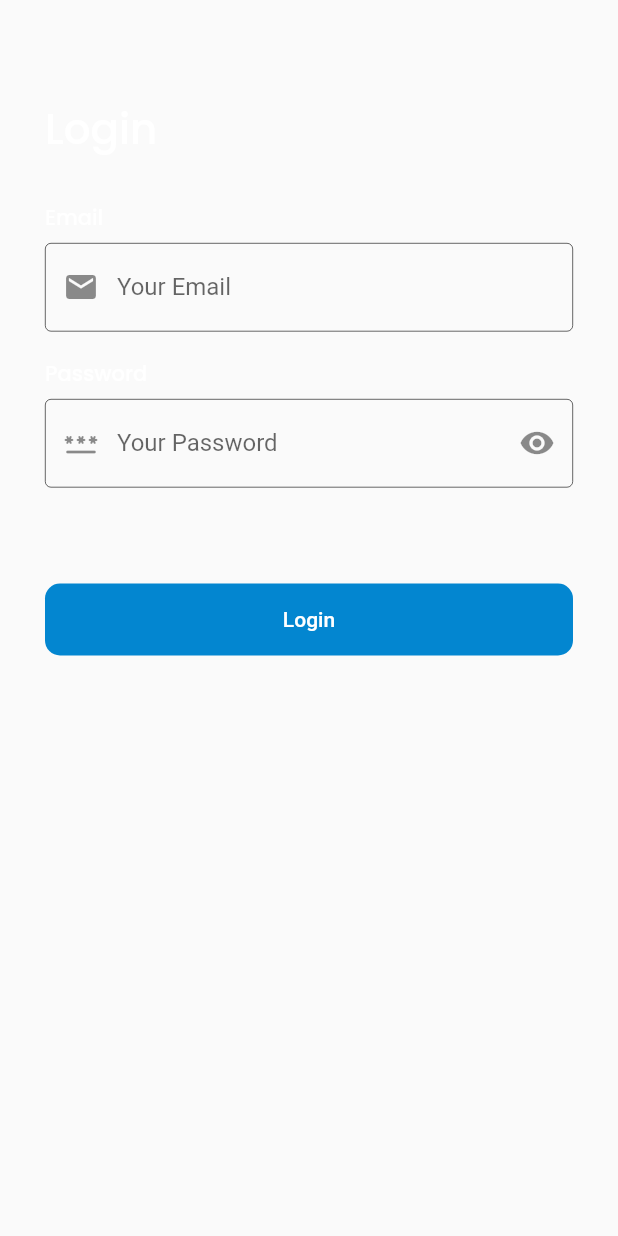
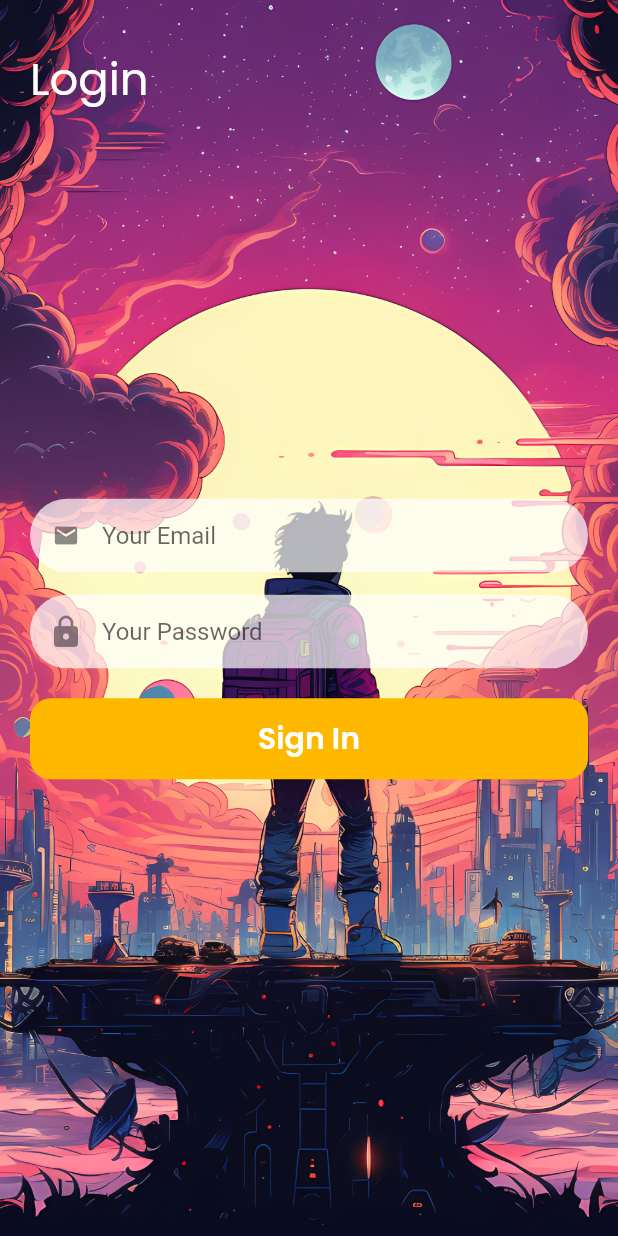
Before and after one commit to ahlanz/moveidb_app, a Flutter app: the LoginPage screen opened by its route, on a phone screen of 412 x 824 dp. Run offline on Flutter 3.47's test engine with Material 2 defaults, Android fonts, the phone set to English and light mode, and no system bars; our stand-ins replace convex_bottom_bar, google_fonts; Roboto replaces fonts that are missing (TextStyle).

Commit message:
feat: login page and costumize myButton component

```diff
--- a/lib/screens/auth_page/login_page.dart
+++ b/lib/screens/auth_page/login_page.dart
@@ -1,6 +1,6 @@
 import 'package:flutter/material.dart';
-import 'package:google_fonts/google_fonts.dart';
 import 'package:moviedb_app/theme/theme.dart';
+import 'package:moviedb_app/widget/component/my_button.dart';
 
 class LoginPage extends StatefulWidget {
   const LoginPage({super.key});
@@ -12,125 +12,121 @@ class LoginPage extends StatefulWidget {
 class _LoginPageState extends State<LoginPage> {
   @override
   Widget build(BuildContext context) {
-    Widget header() {
-      return Column(
+    Widget inputEmail() {
+      return Container(
+        margin: const EdgeInsets.only(top: 28),
+        child: Container(
+          decoration: BoxDecoration(
+            color: bgcolor2.withOpacity(0.7),
+            borderRadius: BorderRadius.circular(
+              30,
+            ),
+          ),
+          child: TextFormField(
+            decoration: const InputDecoration(
+              hintText: "Your Email",
+              enabledBorder: OutlineInputBorder(
+                borderSide: BorderSide.none,
+                borderRadius: BorderRadius.all(
+                  Radius.circular(30),
+                ),
+              ),
+              prefixIcon: Icon(Icons.email),
+              border: InputBorder.none,
+              isDense: true,
+              contentPadding: EdgeInsets.symmetric(vertical: 15.0),
+            ),
+          ),
+        ),
+      );
+    }
+
+    Widget inputPassword() {
+      return Container(
+        margin: const EdgeInsets.only(top: 15),
+        child: Container(
+          decoration: BoxDecoration(
+            color: bgcolor2.withOpacity(0.7),
+            borderRadius: BorderRadius.circular(
+              30,
+            ),
+          ),
+          child: TextFormField(
+            decoration: const InputDecoration(
+              hintText: "Your Password",
+              enabledBorder: OutlineInputBorder(
+                borderSide: BorderSide.none,
+                borderRadius: BorderRadius.all(
+                  Radius.circular(30),
+                ),
+              ),
+              prefixIcon: Icon(Icons.lock),
+              border: InputBorder.none,
+              contentPadding: EdgeInsets.symmetric(vertical: 15.0),
+            ),
+          ),
+        ),
+      );
+    }
+
+    Widget buttonLogin() {
+      return GestureDetector(
+        onTap: () => Navigator.pushNamed(context, '/home'),
+        child: MyButton(
+          margin: const EdgeInsets.only(top: 20),
+          color: buttonColor,
+          height: 50,
+          width: double.infinity,
+          child: Text(
+            'Sign In',
+            textAlign: TextAlign.center,
+            style: primaryTextColorStyle.copyWith(
+              fontSize: 20,
+              fontWeight: semibold,
+            ),
+          ),
+        ),
+      );
+    }
+
+    Widget content() {
+      return Stack(
         children: [
-          Text(
-            "Login",
-            style: primaryTextColorStyle.copyWith(
-              fontSize: 28,
-              fontWeight: medium,
+          Image.asset(
+            'assets/banner_splash.jpg',
+            width: MediaQuery.of(context).size.width,
+            height: MediaQuery.of(context).size.height,
+            fit: BoxFit.cover,
+          ),
+          Padding(
+            padding: const EdgeInsets.only(top: 30, left: 20),
+            child: Text(
+              'Login',
+              style: primaryTextColorStyle.copyWith(
+                fontSize: 30,
+              ),
+            ),
+          ),
+          Center(
+            child: Padding(
+              padding: const EdgeInsets.symmetric(horizontal: 20),
+              child: Column(
+                mainAxisSize: MainAxisSize.min,
+                children: [
+                  inputEmail(),
+                  inputPassword(),
+                  const SizedBox(height: 20),
+                  buttonLogin(),
+                ],
+              ),
             ),
           )
         ],
       );
     }
 
-    Widget inputEmail() {
-      return Container(
-        margin: const EdgeInsets.only(top: 28),
-        child: Column(
-          crossAxisAlignment: CrossAxisAlignment.start,
-          children: [
-            Text(
-              "Email",
-              style: primaryTextColorStyle.copyWith(
-                fontSize: 14,
-                fontWeight: medium,
-              ),
-            ),
-            SizedBox(
-              height: 6,
-            ),
-            TextFormField(
-              decoration: InputDecoration(
-                enabledBorder: OutlineInputBorder(
-                  borderSide: BorderSide(width: 0.4),
-                  borderRadius: BorderRadius.circular(4),
-                ),
-                prefixIcon: Icon(Icons.email),
-                labelText: "Your Email",
-              ),
-            )
-          ],
-        ),
-      );
-    }
-
-    Widget inputPassword() {
-      return Container(
-        margin: const EdgeInsets.only(top: 18),
-        child: Column(
-          crossAxisAlignment: CrossAxisAlignment.start,
-          children: [
-            Text(
-              "Password",
-              style: primaryTextColorStyle.copyWith(
-                fontSize: 14,
-                fontWeight: medium,
-              ),
-            ),
-            SizedBox(
-              height: 6,
-            ),
-            TextFormField(
-              decoration: InputDecoration(
-                enabledBorder: OutlineInputBorder(
-                  borderSide: BorderSide(width: 0.4),
-                  borderRadius: BorderRadius.circular(4),
-                ),
-                prefixIcon: Icon(Icons.password_rounded),
-                suffixIcon: Icon(Icons.remove_red_eye),
-                labelText: "Your Password",
-              ),
-            ),
-          ],
-        ),
-      );
-    }
-
-    Widget buttonLog() {
-      return Container(
-        margin: const EdgeInsets.only(top: 64),
-        width: double.infinity,
-        decoration: BoxDecoration(
-          borderRadius:
-              BorderRadius.circular(10.0), // Adjust the value as needed
-          color: primaryColor, // Button background color
-        ),
-        child: TextButton(
-          onPressed: () {
-            Navigator.pushNamed(context, '/home');
-          },
-          child: Text(
-            "Login",
-            style: TextStyle(
-              color: Colors.white,
-              fontSize: 14,
-              fontFamily: GoogleFonts.poppins().toString(),
-            ),
-          ),
-        ),
-      );
-    }
-
     return Scaffold(
-      body: SafeArea(
-        child: Padding(
-          padding: EdgeInsets.symmetric(horizontal: margin, vertical: 65),
-          child: SingleChildScrollView(
-            child: Column(
-              crossAxisAlignment: CrossAxisAlignment.start,
-              children: [
-                header(),
-                inputEmail(),
-                inputPassword(),
-                buttonLog(),
-              ],
-            ),
-          ),
-        ),
-      ),
+      body: content(),
     );
   }
 }
--- a/lib/screens/auth_page/splash_page.dart
+++ b/lib/screens/auth_page/splash_page.dart
@@ -44,6 +44,7 @@ class SplashPage extends StatelessWidget {
               onTap: () => Navigator.pushNamed(context, '/login'),
               child: MyButton(
                 color: buttonColor,
+                margin: EdgeInsets.zero,
                 height: 50,
                 width: double.infinity,
                 child: Text(
--- a/lib/widget/component/my_button.dart
+++ b/lib/widget/component/my_button.dart
@@ -5,12 +5,14 @@ class MyButton extends StatelessWidget {
   final Widget? child;
   final double? width;
   final double? height;
+  final EdgeInsets? margin;
   const MyButton({
     super.key,
     required this.color,
     required this.child,
     required this.width,
     required this.height,
+    required this.margin,
   });
 
   @override
--- a/lib/widget/component/my_container.dart
+++ b/lib/widget/component/my_container.dart
@@ -2,9 +2,11 @@ import 'package:flutter/material.dart';
 
 class MyContainer extends StatelessWidget {
   final Color? color;
+  final double? height;
   const MyContainer({
     super.key,
     required this.color,
+    required this.height
   });
 
   @override
@@ -14,7 +16,7 @@ class MyContainer extends StatelessWidget {
         color: color,
       ),
       width: double.infinity,
-      height: 300,
+      height: height,
     );
   }
 }
```
